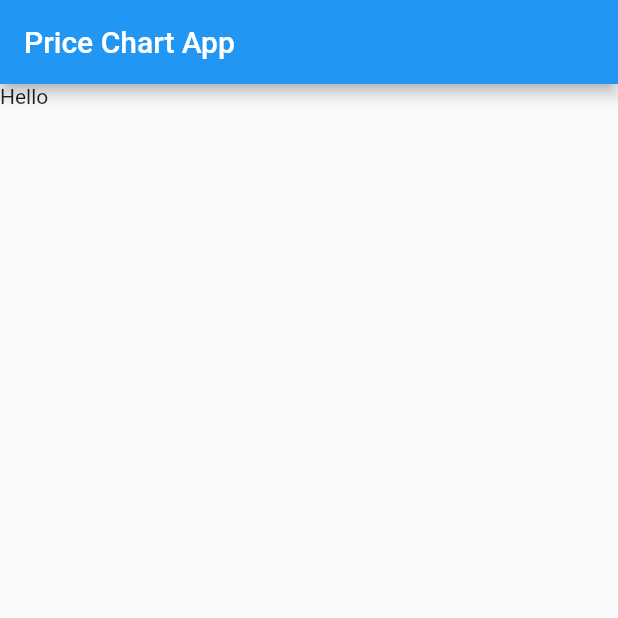
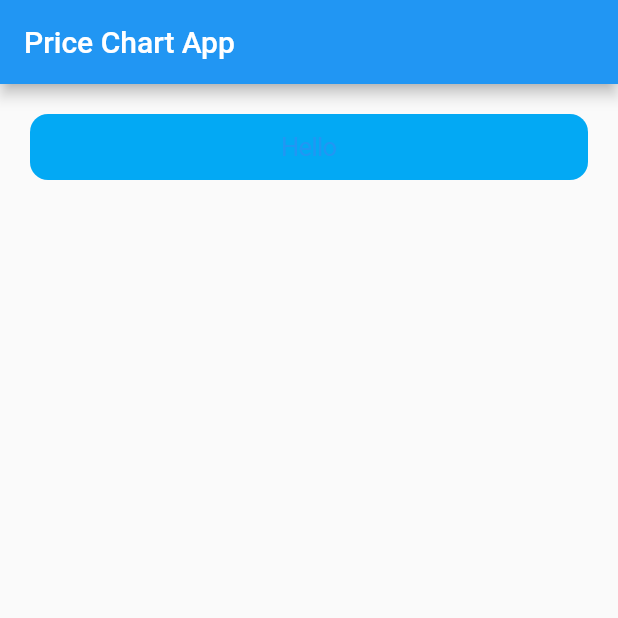
Before and after one commit to jagothjdey/Flutter_PriceChart, a Flutter app: the screen it shows after launch, on a phone screen of 412 x 824 dp, the top half of it. Run offline on Flutter 3.47's test engine with Material 2 defaults, Android fonts, the phone set to English and light mode, and no system bars.

Commit message:
Cupertino Button added

```diff
--- a/lib/main.dart
+++ b/lib/main.dart
@@ -1,3 +1,4 @@
+import 'package:flutter/cupertino.dart';
 import 'package:flutter/material.dart';
 
 void main() {
@@ -12,16 +13,30 @@ class PriceChartApp extends StatefulWidget {
 }
 
 class _PriceChartApp extends State<PriceChartApp> {
+  var label = 'Hello';
+
+  void buttonPressed() {
+    label = 'button pressed';
+  }
+
   @override
   Widget build(BuildContext context) {
     return MaterialApp(
       home: Scaffold(
-          appBar: AppBar(
-            title: Text('Price Chart App'),
+        appBar: AppBar(
+          title: Text('Price Chart App'),
+        ),
+        body: Container(
+          width: double.infinity,
+          margin: EdgeInsets.all(20),
+          child: CupertinoButton(
+            child: Text(label),
+            color: Colors.lightBlue,
+            padding: EdgeInsets.all(8),
+            onPressed: buttonPressed,
           ),
-          body: Text(
-            'Hello',
-          )),
+        ),
+      ),
     );
   }
 }
```
